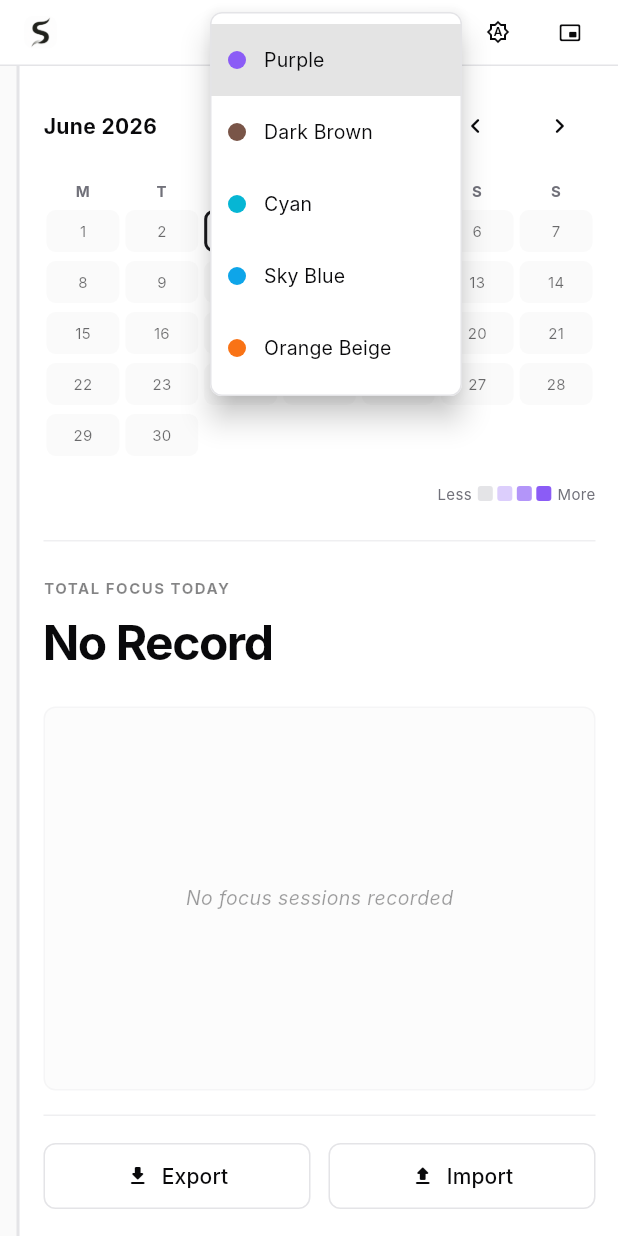
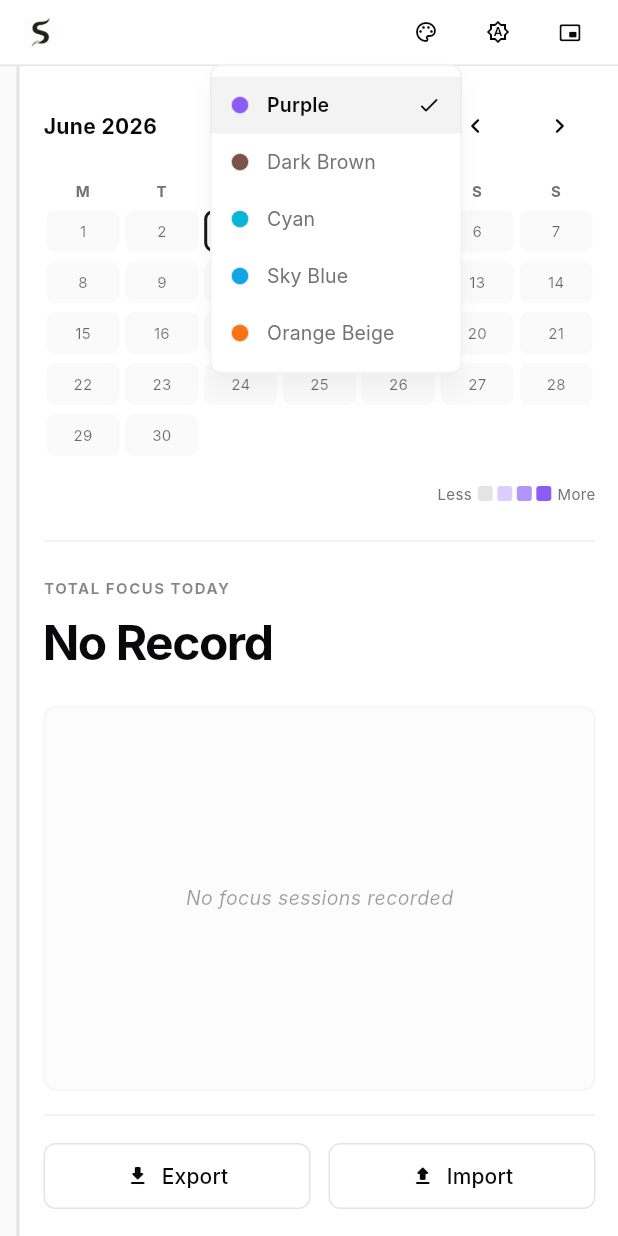
Before and after one commit to MohsinRazza/Strive, a Flutter app: the screen it shows after launch, after a tap on the "palette" icon, on a phone screen of 412 x 824 dp. Run offline on Flutter 3.47's test engine with Material 3 defaults, Android fonts, the phone set to English and light mode, and no system bars; our stand-ins replace google_fonts; missing offline and left inert: window_manager; Roboto replaces fonts that are missing (Inter).

Commit message:
ui-fix: Themes dropdown

```diff
--- a/lib/widgets/title_bar.dart
+++ b/lib/widgets/title_bar.dart
@@ -59,21 +59,33 @@ class TitleBar extends StatelessWidget {
           ),
 
           // Accent Theme Dropdown
-          PopupMenuButton<AccentTheme>(
+          Theme(
+            data: Theme.of(context).copyWith(
+              splashColor: Colors.transparent,
+              highlightColor: colors.primary.withOpacity(0.05),
+              hoverColor: colors.primary.withOpacity(0.05),
+            ),
+            child: PopupMenuButton<AccentTheme>(
               initialValue: accentTheme,
-            tooltip: 'Accent Color',
+              tooltip: 'Theme & Accent',
+              position: PopupMenuPosition.under,
+              offset: const Offset(0, 8),
               icon: Icon(Icons.palette_outlined, size: 16, color: colors.foreground),
               onSelected: onAccentChange,
               color: colors.card,
-            elevation: 8,
+              elevation: 6,
+              shadowColor: Colors.black.withOpacity(0.2),
               shape: RoundedRectangleBorder(
                 borderRadius: BorderRadius.circular(8),
-              side: BorderSide(color: colors.border),
+                side: BorderSide(color: colors.border.withOpacity(0.5)),
               ),
               itemBuilder: (context) {
                 return AccentTheme.values.map((theme) {
+                  final isSelected = theme == accentTheme;
                   return PopupMenuItem(
                     value: theme,
+                    height: 38,
+                    padding: const EdgeInsets.symmetric(horizontal: 14),
                     child: Row(
                       children: [
                         Container(
@@ -82,19 +94,30 @@ class TitleBar extends StatelessWidget {
                           decoration: BoxDecoration(
                             color: theme.color,
                             shape: BoxShape.circle,
+                            border: Border.all(color: colors.border, width: 0.5),
                           ),
                         ),
                         const SizedBox(width: 12),
-                      Text(
+                        Expanded(
+                          child: Text(
                             theme.label,
-                        style: AppDesign.getBodyMutedStyle(colors)
-                            .copyWith(color: colors.foreground),
+                            style: AppDesign.getBodyMutedStyle(colors).copyWith(
+                              color: isSelected ? colors.foreground : colors.muted,
+                              fontWeight: isSelected ? FontWeight.w600 : FontWeight.normal,
+                              fontSize: 13,
                             ),
+                          ),
+                        ),
+                        if (isSelected)
+                          Icon(Icons.check_rounded, size: 16, color: colors.foreground)
+                        else
+                          const SizedBox(width: 16),
                       ],
                     ),
                   );
                 }).toList();
               },
+            ),
           ),
 
           // Theme Toggle (Light / Dark / System)
```
Lines whose indentation alone changed are shown as unchanged.
